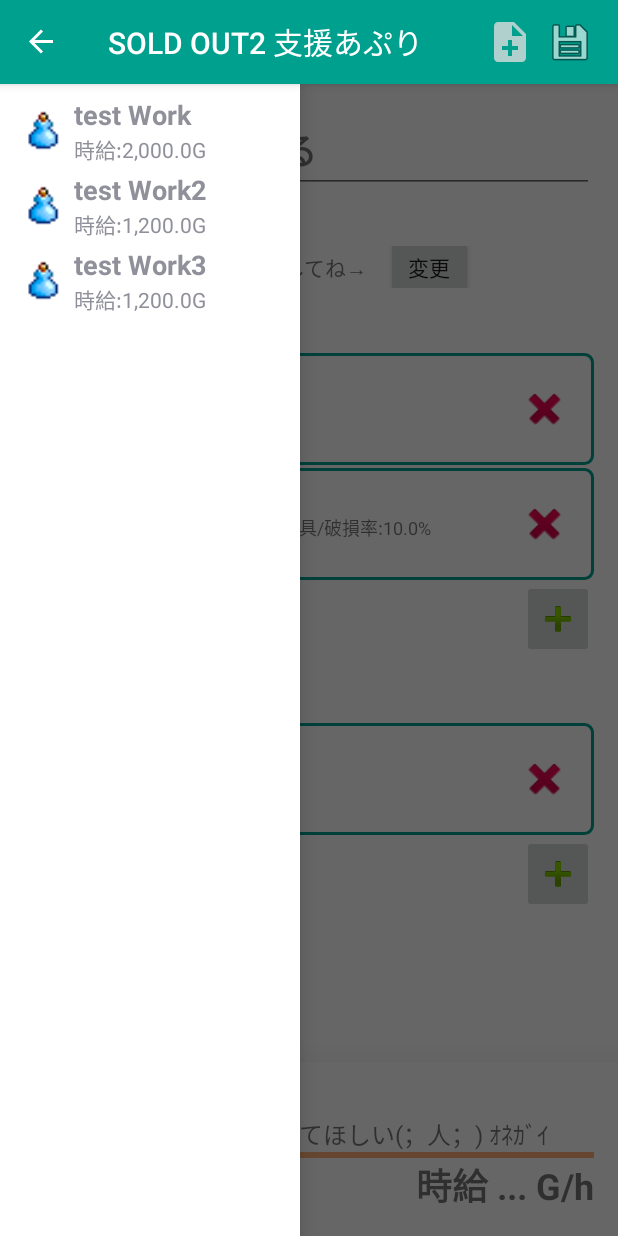
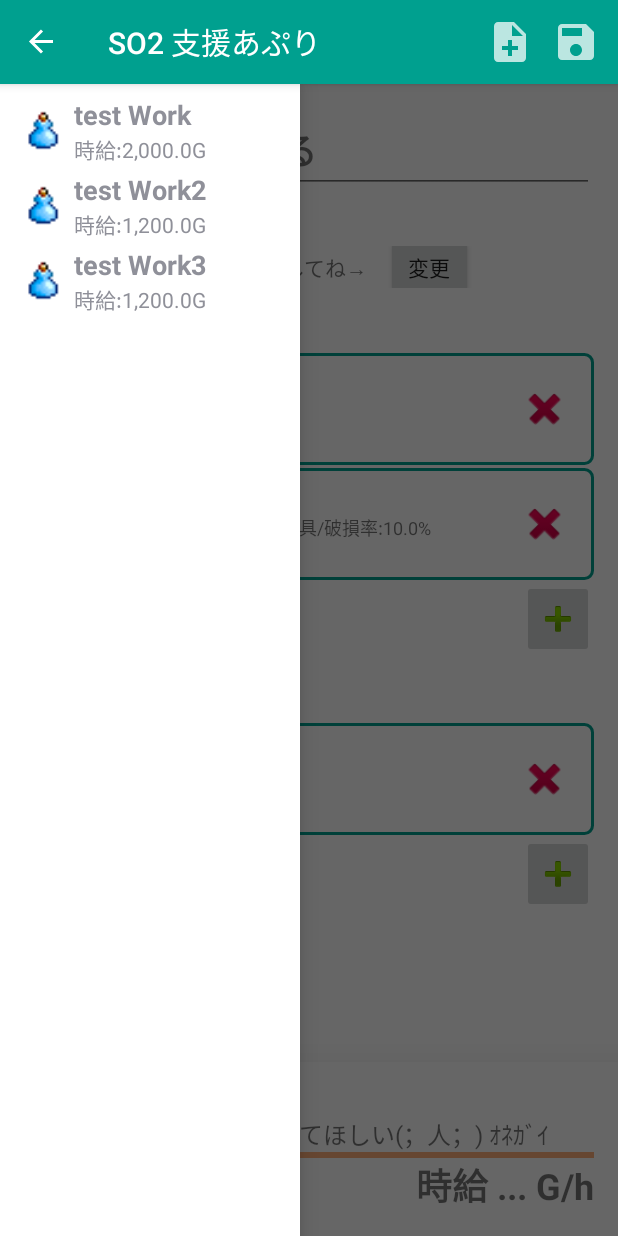
Before and after one commit to InGen6400/so2support, an Android app: the screen it shows after launch (CalcActivity), with the side drawer open, on a phone screen of 412 x 824 dp. Run offline under Robolectric (Android 15) with nearby library versions, the phone set to English and light mode, and no system bars.

Commit message:
アイコンの色調整とアプリ名文字列の短縮

```diff
--- a/app/build.gradle
+++ b/app/build.gradle
@@ -10,6 +10,7 @@ android {
         versionName "2.2"
         testInstrumentationRunner "android.support.test.runner.AndroidJUnitRunner"
         vectorDrawables.useSupportLibrary = true
+        android.defaultConfig.vectorDrawables.useSupportLibrary = true
     }
     buildTypes {
         release {
--- a/app/src/main/res/drawable/ic_note_add_black_24dp.xml
+++ b/app/src/main/res/drawable/ic_note_add_black_24dp.xml
@@ -4,6 +4,6 @@
     android:width="32dp"
     xmlns:android="http://schemas.android.com/apk/res/android">
     <path
-        android:fillColor="#CCdddddd"
+        android:fillColor="#BBffffff"
         android:pathData="M14,2L6,2c-1.1,0 -1.99,0.9 -1.99,2L4,20c0,1.1 0.89,2 1.99,2L18,22c1.1,0 2,-0.9 2,-2L20,8l-6,-6zM16,16h-3v3h-2v-3L8,16v-2h3v-3h2v3h3v2zM13,9L13,3.5L18.5,9L13,9z" />
 </vector>
--- /dev/null
+++ b/app/src/main/res/drawable/ic_save_black_24dp.xml
@@ -0,0 +1,4 @@
+<vector android:height="32dp" android:viewportHeight="24.0"
+    android:viewportWidth="24.0" android:width="32dp" xmlns:android="http://schemas.android.com/apk/res/android">
+    <path android:fillColor="#BBffffff" android:pathData="M17,3L5,3c-1.11,0 -2,0.9 -2,2v14c0,1.1 0.89,2 2,2h14c1.1,0 2,-0.9 2,-2L21,7l-4,-4zM12,19c-1.66,0 -3,-1.34 -3,-3s1.34,-3 3,-3 3,1.34 3,3 -1.34,3 -3,3zM15,9L5,9L5,5h10v4z"/>
+</vector>
--- a/app/src/main/res/layout/activity_calc.xml
+++ b/app/src/main/res/layout/activity_calc.xml
@@ -24,18 +24,18 @@
             android:layout_width="wrap_content"
             android:layout_height="match_parent"
             android:layout_gravity="end"
-            android:layout_marginEnd="16dp"
+            android:layout_marginEnd="12dp"
             android:background="@android:color/transparent"
             android:onClick="onClick"
             android:scaleType="fitCenter"
-            app:srcCompat="@android:drawable/ic_menu_save" />
+            app:srcCompat="@drawable/ic_save_black_24dp" />
 
         <ImageButton
             android:id="@+id/new_work_button"
             android:layout_width="wrap_content"
             android:layout_height="match_parent"
             android:layout_gravity="end"
-            android:layout_marginEnd="8dp"
+            android:layout_marginEnd="12dp"
             android:background="@android:color/transparent"
             android:onClick="onClick"
             android:scaleType="fitCenter"
--- a/app/src/main/res/values/strings.xml
+++ b/app/src/main/res/values/strings.xml
@@ -1,5 +1,5 @@
 <resources>
-    <string name="app_name">SOLD OUT2 支援あぷり</string>
+    <string name="app_name">SO2 支援あぷり</string>
     <string name="sourceText">原料・道具</string>
     <string name="prodText">完成品</string>
     <string name="resultText">結果</string>
```
